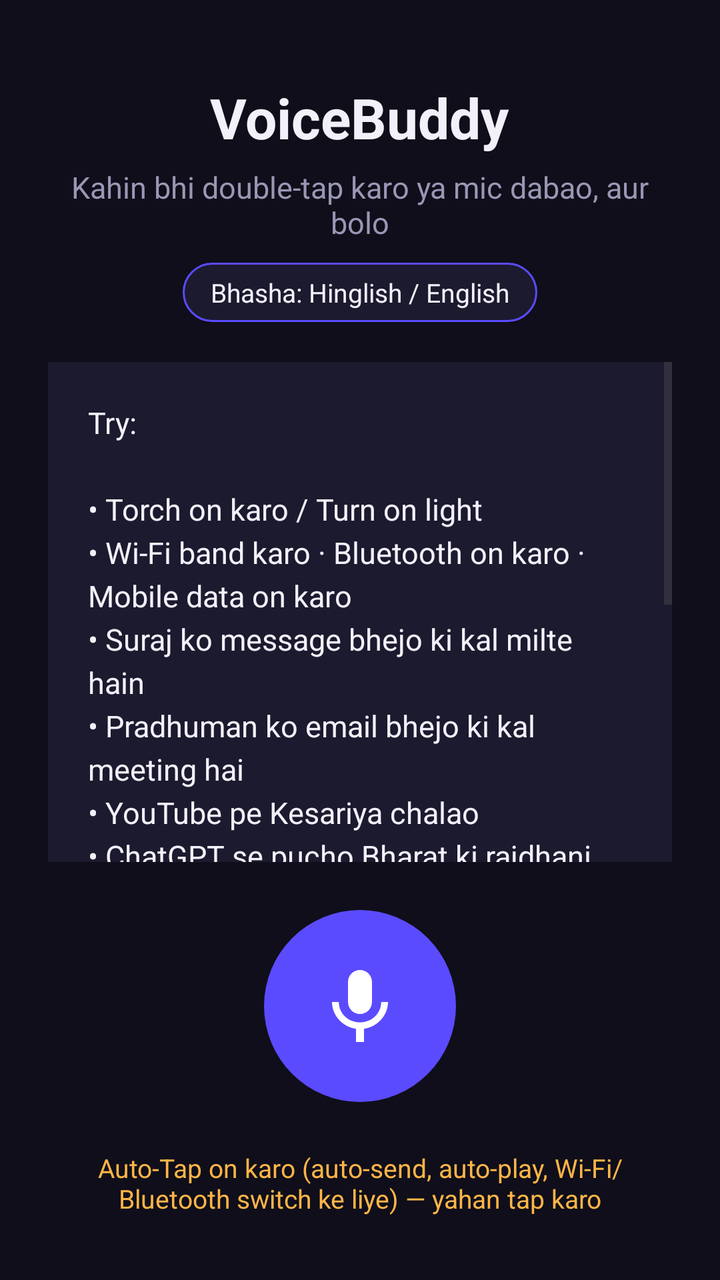
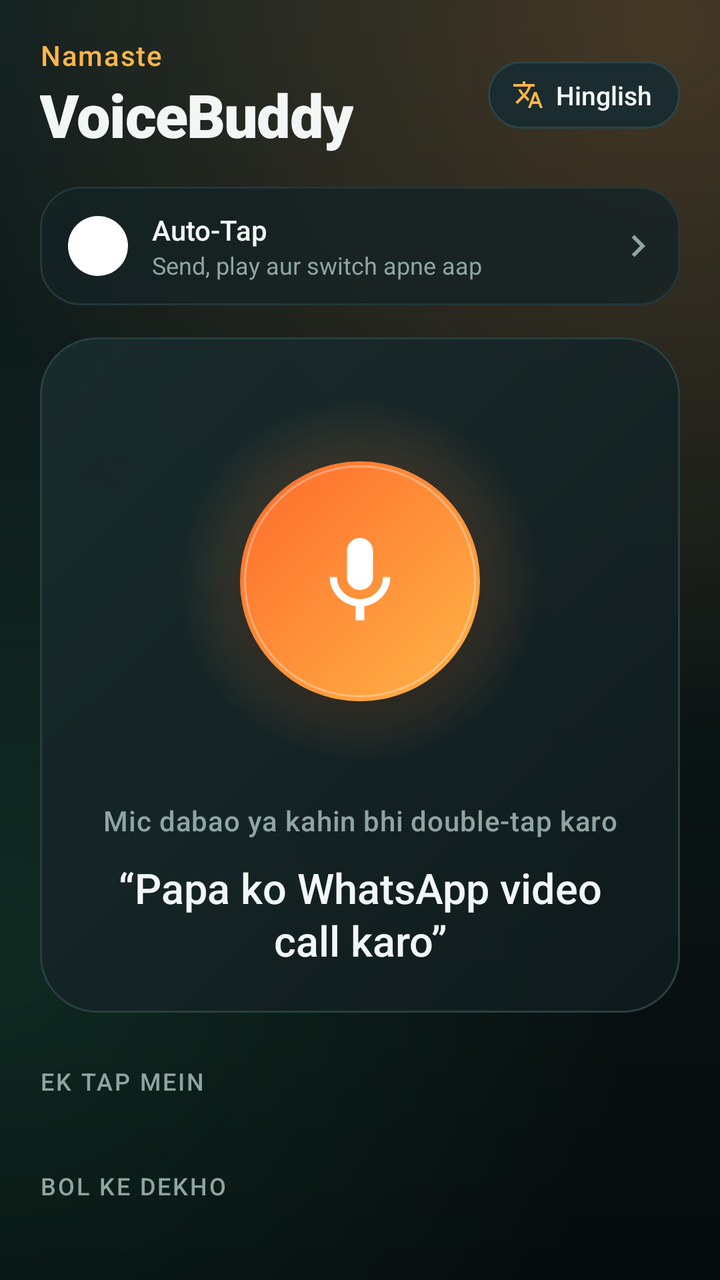

Two renders of the same Android screen: before a commit and after it. Below are the layout's source before the change and the commit's diff.
<!-- AndroidManifest.xml: application theme Theme.VoiceBuddy -->
<!-- res/layout/activity_main.xml -->
<?xml version="1.0" encoding="utf-8"?>
<LinearLayout xmlns:android="http://schemas.android.com/apk/res/android"
    android:layout_width="match_parent"
    android:layout_height="match_parent"
    android:gravity="center_horizontal"
    android:orientation="vertical"
    android:padding="24dp">

    <TextView
        android:layout_width="wrap_content"
        android:layout_height="wrap_content"
        android:layout_marginTop="16dp"
        android:text="VoiceBuddy"
        android:textColor="@color/text"
        android:textSize="28sp"
        android:textStyle="bold" />

    <TextView
        android:id="@+id/statusText"
        android:layout_width="match_parent"
        android:layout_height="wrap_content"
        android:layout_marginTop="6dp"
        android:gravity="center"
        android:text="Kahin bhi double-tap karo ya mic dabao, aur bolo"
        android:textColor="@color/muted"
        android:textSize="15sp" />

    <TextView
        android:id="@+id/langToggle"
        android:layout_width="wrap_content"
        android:layout_height="wrap_content"
        android:layout_marginTop="10dp"
        android:background="@drawable/lang_chip"
        android:paddingHorizontal="14dp"
        android:paddingVertical="6dp"
        android:text="Bhasha: Hinglish / English"
        android:textColor="@color/text"
        android:textSize="13sp" />

    <ScrollView
        android:layout_width="match_parent"
        android:layout_height="0dp"
        android:layout_marginTop="20dp"
        android:layout_weight="1"
        android:background="@color/card">

        <TextView
            android:id="@+id/heardText"
            android:layout_width="match_parent"
            android:layout_height="wrap_content"
            android:lineSpacingExtra="4dp"
            android:padding="20dp"
            android:text="Try:\n\n• Torch on karo / Turn on light\n• Wi-Fi band karo · Bluetooth on karo · Mobile data on karo\n• Suraj ko message bhejo ki kal milte hain\n• Pradhuman ko email bhejo ki kal meeting hai\n• YouTube pe Kesariya chalao\n• ChatGPT se pucho Bharat ki rajdhani kya hai\n• Instagram pe search karo Virat Kohli\n• Papa ko SIM 2 se call karo\n• Papa ko WhatsApp video call karo\n• Inside any app: Like dabao · Type hello · Scroll down\n• Volume badhao · Screenshot lo · Phone lock karo\n\nSpelling galat ho to bhi chalega: chart gpt, watsapp, pradhaman…"
            android:textColor="@color/text"
            android:textSize="15sp" />
    </ScrollView>

    <ImageButton
        android:id="@+id/micButton"
        android:layout_width="96dp"
        android:layout_height="96dp"
        android:layout_marginTop="24dp"
        android:background="@drawable/mic_button"
        android:contentDescription="Speak"
        android:scaleType="centerInside"
        android:src="@drawable/ic_mic" />

    <TextView
        android:id="@+id/autoTapHint"
        android:layout_width="match_parent"
        android:layout_height="wrap_content"
        android:layout_marginTop="16dp"
        android:gravity="center"
        android:padding="8dp"
        android:text="Auto-Tap on karo (auto-send, auto-play, Wi-Fi/Bluetooth switch ke liye) — yahan tap karo"
        android:textColor="#FFB547"
        android:textSize="13sp" />
</LinearLayout>
<!-- resources referenced by this layout -->
<resources>
  <color name="card">#1C1A2E</color>
  <color name="muted">#9A97B5</color>
  <color name="text">#F2F1FA</color>
  <!-- drawable ic_mic (drawable) -->
  <vector xmlns:android="http://schemas.android.com/apk/res/android"
      android:width="48dp" android:height="48dp"
      android:viewportWidth="24" android:viewportHeight="24">
      <path android:fillColor="#5B4BFF"
          android:pathData="M12,1a11,11 0,1 0,0.001 0z" />
      <path android:fillColor="#FFFFFF"
          android:pathData="M12,14c1.66,0 3,-1.34 3,-3V6c0,-1.66 -1.34,-3 -3,-3S9,4.34 9,6v5c0,1.66 1.34,3 3,3zM17.3,11c0,3 -2.54,5.1 -5.3,5.1S6.7,14 6.7,11H5c0,3.41 2.72,6.23 6,6.72V21h2v-3.28c3.28,-0.48 6,-3.3 6,-6.72h-1.7z" />
  </vector>
  <!-- drawable lang_chip (drawable) -->
  <shape xmlns:android="http://schemas.android.com/apk/res/android" android:shape="rectangle">
      <corners android:radius="999dp" />
      <stroke android:width="1dp" android:color="#5B4BFF" />
      <solid android:color="@color/card" />
  </shape>
  <!-- drawable mic_button (drawable) -->
  <shape xmlns:android="http://schemas.android.com/apk/res/android" android:shape="oval">
      <solid android:color="#5B4BFF" />
  </shape>
  <style name="Theme.VoiceBuddy" parent="Theme.Material3.DayNight.NoActionBar">
          <item name="colorPrimary">#5B4BFF</item>
          <item name="android:statusBarColor">#0F0E1A</item>
          <item name="android:windowBackground">@color/bg</item>
      </style>
  <color name="bg">#0F0E1A</color>
</resources>

<!-- the commit's change to res/layout/activity_main.xml (unified diff, before → after) -->
@@ -1,78 +1,344 @@
 <?xml version="1.0" encoding="utf-8"?>
-<LinearLayout xmlns:android="http://schemas.android.com/apk/res/android"
+<ScrollView xmlns:android="http://schemas.android.com/apk/res/android"
+    android:id="@+id/scroll"
     android:layout_width="match_parent"
     android:layout_height="match_parent"
-    android:gravity="center_horizontal"
-    android:orientation="vertical"
-    android:padding="24dp">
-
-    <TextView
-        android:layout_width="wrap_content"
-        android:layout_height="wrap_content"
-        android:layout_marginTop="16dp"
-        android:text="VoiceBuddy"
-        android:textColor="@color/text"
-        android:textSize="28sp"
-        android:textStyle="bold" />
-
-    <TextView
-        android:id="@+id/statusText"
+    android:fillViewport="true"
+    android:overScrollMode="never"
+    android:scrollbars="none">
+
+    <LinearLayout
         android:layout_width="match_parent"
         android:layout_height="wrap_content"
-        android:layout_marginTop="6dp"
-        android:gravity="center"
-        android:text="Kahin bhi double-tap karo ya mic dabao, aur bolo"
-        android:textColor="@color/muted"
-        android:textSize="15sp" />
-
-    <TextView
-        android:id="@+id/langToggle"
-        android:layout_width="wrap_content"
-        android:layout_height="wrap_content"
-        android:layout_marginTop="10dp"
-        android:background="@drawable/lang_chip"
-        android:paddingHorizontal="14dp"
-        android:paddingVertical="6dp"
-        android:text="Bhasha: Hinglish / English"
-        android:textColor="@color/text"
-        android:textSize="13sp" />
-
-    <ScrollView
-        android:layout_width="match_parent"
-        android:layout_height="0dp"
-        android:layout_marginTop="20dp"
-        android:layout_weight="1"
-        android:background="@color/card">
-
+        android:orientation="vertical"
+        android:paddingStart="20dp"
+        android:paddingTop="18dp"
+        android:paddingEnd="20dp"
+        android:paddingBottom="32dp">
+
+        
+        <LinearLayout
+            android:layout_width="match_parent"
+            android:layout_height="wrap_content"
+            android:gravity="center_vertical"
+            android:orientation="horizontal">
+
+            <LinearLayout
+                android:layout_width="0dp"
+                android:layout_height="wrap_content"
+                android:layout_weight="1"
+                android:orientation="vertical">
+
+                <TextView
+                    android:id="@+id/greetingText"
+                    android:layout_width="wrap_content"
+                    android:layout_height="wrap_content"
+                    android:fontFamily="sans-serif-medium"
+                    android:letterSpacing="0.04"
+                    android:text="Namaste"
+                    android:textColor="@color/marigold"
+                    android:textSize="14sp" />
+
+                <TextView
+                    android:layout_width="wrap_content"
+                    android:layout_height="wrap_content"
+                    android:fontFamily="sans-serif-black"
+                    android:letterSpacing="-0.02"
+                    android:text="VoiceBuddy"
+                    android:textColor="@color/text"
+                    android:textSize="30sp" />
+            </LinearLayout>
+
+            <LinearLayout
+                android:id="@+id/langToggle"
+                android:layout_width="wrap_content"
+                android:layout_height="wrap_content"
+                android:background="@drawable/chip"
+                android:foreground="?android:attr/selectableItemBackgroundBorderless"
+                android:gravity="center_vertical"
+                android:orientation="horizontal"
+                android:paddingStart="12dp"
+                android:paddingTop="8dp"
+                android:paddingEnd="14dp"
+                android:paddingBottom="8dp">
+
+                <ImageView
+                    android:layout_width="16dp"
+                    android:layout_height="16dp"
+                    android:importantForAccessibility="no"
+                    android:src="@drawable/ic_translate"
+                    android:tint="@color/marigold" />
+
+                <TextView
+                    android:id="@+id/langText"
+                    android:layout_width="wrap_content"
+                    android:layout_height="wrap_content"
+                    android:layout_marginStart="6dp"
+                    android:fontFamily="sans-serif-medium"
+                    android:text="Hinglish"
+                    android:textColor="@color/text"
+                    android:textSize="13sp" />
+            </LinearLayout>
+        </LinearLayout>
+
+        
+        <LinearLayout
+            android:id="@+id/autoTapHint"
+            android:layout_width="match_parent"
+            android:layout_height="wrap_content"
+            android:layout_marginTop="16dp"
+            android:background="@drawable/card_surface"
+            android:foreground="?android:attr/selectableItemBackground"
+            android:gravity="center_vertical"
+            android:orientation="horizontal"
+            android:paddingStart="14dp"
+            android:paddingTop="12dp"
+            android:paddingEnd="10dp"
+            android:paddingBottom="12dp">
+
+            <ImageView
+                android:id="@+id/autoTapIcon"
+                android:layout_width="30dp"
+                android:layout_height="30dp"
+                android:background="@drawable/tile_icon_bg"
+                android:importantForAccessibility="no"
+                android:padding="6dp"
+                android:src="@drawable/ic_bolt" />
+
+            <LinearLayout
+                android:layout_width="0dp"
+                android:layout_height="wrap_content"
+                android:layout_marginStart="12dp"
+                android:layout_weight="1"
+                android:orientation="vertical">
+
+                <TextView
+                    android:id="@+id/autoTapTitle"
+                    android:layout_width="wrap_content"
+                    android:layout_height="wrap_content"
+                    android:fontFamily="sans-serif-medium"
+                    android:text="Auto-Tap"
+                    android:textColor="@color/text"
+                    android:textSize="14sp" />
+
+                <TextView
+                    android:id="@+id/autoTapText"
+                    android:layout_width="wrap_content"
+                    android:layout_height="wrap_content"
+                    android:text="Send, play aur switch apne aap"
+                    android:textColor="@color/muted"
+                    android:textSize="12sp" />
+            </LinearLayout>
+
+            <ImageView
+                android:id="@+id/autoTapChevron"
+                android:layout_width="22dp"
+                android:layout_height="22dp"
+                android:importantForAccessibility="no"
+                android:src="@drawable/ic_chevron"
+                android:tint="@color/muted" />
+        </LinearLayout>
+
+        
+        <LinearLayout
+            android:id="@+id/hero"
+            android:layout_width="match_parent"
+            android:layout_height="wrap_content"
+            android:layout_marginTop="16dp"
+            android:background="@drawable/hero_card"
+            android:gravity="center_horizontal"
+            android:orientation="vertical"
+            android:paddingStart="20dp"
+            android:paddingTop="12dp"
+            android:paddingEnd="20dp"
+            android:paddingBottom="22dp">
+
+            <FrameLayout
+                android:layout_width="220dp"
+                android:layout_height="220dp">
+
+                <View
+                    android:id="@+id/glow"
+                    android:layout_width="200dp"
+                    android:layout_height="200dp"
+                    android:layout_gravity="center"
+                    android:background="@drawable/glow" />
+
+                <View
+                    android:id="@+id/ring1"
+                    android:layout_width="124dp"
+                    android:layout_height="124dp"
+                    android:layout_gravity="center"
+                    android:alpha="0"
+                    android:background="@drawable/ring" />
+
+                <View
+                    android:id="@+id/ring2"
+                    android:layout_width="124dp"
+                    android:layout_height="124dp"
+                    android:layout_gravity="center"
+                    android:alpha="0"
+                    android:background="@drawable/ring" />
+
+                <View
+                    android:id="@+id/ring3"
+                    android:layout_width="124dp"
+                    android:layout_height="124dp"
+                    android:layout_gravity="center"
+                    android:alpha="0"
+                    android:background="@drawable/ring" />
+
+                <ImageButton
+                    android:id="@+id/micButton"
+                    android:layout_width="120dp"
+                    android:layout_height="120dp"
+                    android:layout_gravity="center"
+                    android:background="@drawable/mic_orb"
+                    android:contentDescription="Bolne ke liye dabaiye"
+                    android:elevation="10dp"
+                    android:foreground="?android:attr/selectableItemBackgroundBorderless"
+                    android:padding="34dp"
+                    android:scaleType="fitCenter"
+                    android:src="@drawable/ic_mic_white" />
+            </FrameLayout>
+
+            <TextView
+                android:id="@+id/statusText"
+                android:layout_width="match_parent"
+                android:layout_height="wrap_content"
+                android:fontFamily="sans-serif-medium"
+                android:gravity="center"
+                android:letterSpacing="0.02"
+                android:text="Mic dabao ya kahin bhi double-tap karo"
+                android:textColor="@color/muted"
+                android:textSize="14sp" />
+
+            <TextView
+                android:id="@+id/heardText"
+                android:layout_width="match_parent"
+                android:layout_height="wrap_content"
+                android:layout_marginTop="10dp"
+                android:fontFamily="sans-serif-medium"
+                android:gravity="center"
+                android:lineSpacingExtra="2dp"
+                android:text="“Papa ko WhatsApp video call karo”"
+                android:textColor="@color/text"
+                android:textSize="21sp" />
+
+            <LinearLayout
+                android:id="@+id/replyRow"
+                android:layout_width="match_parent"
+                android:layout_height="wrap_content"
+                android:layout_marginTop="14dp"
+                android:gravity="top"
+                android:orientation="horizontal"
+                android:visibility="gone">
+
+                <ImageView
+                    android:layout_width="28dp"
+                    android:layout_height="28dp"
+                    android:background="@drawable/mic_orb"
+                    android:importantForAccessibility="no"
+                    android:padding="6dp"
+                    android:src="@drawable/ic_sparkle" />
+
+                <TextView
+                    android:id="@+id/replyText"
+                    android:layout_width="0dp"
+                    android:layout_height="wrap_content"
+                    android:layout_marginStart="10dp"
+                    android:layout_weight="1"
+                    android:background="@drawable/reply_bubble"
+                    android:paddingStart="14dp"
+                    android:paddingTop="10dp"
+                    android:paddingEnd="14dp"
+                    android:paddingBottom="10dp"
+                    android:textColor="@color/text"
+                    android:textSize="15sp" />
+            </LinearLayout>
+        </LinearLayout>
+
+        
         <TextView
-            android:id="@+id/heardText"
-            android:layout_width="match_parent"
-            android:layout_height="wrap_content"
-            android:lineSpacingExtra="4dp"
-            android:padding="20dp"
-            android:text="Try:\n\n• Torch on karo / Turn on light\n• Wi-Fi band karo · Bluetooth on karo · Mobile data on karo\n• Suraj ko message bhejo ki kal milte hain\n• Pradhuman ko email bhejo ki kal meeting hai\n• YouTube pe Kesariya chalao\n• ChatGPT se pucho Bharat ki rajdhani kya hai\n• Instagram pe search karo Virat Kohli\n• Papa ko SIM 2 se call karo\n• Papa ko WhatsApp video call karo\n• Inside any app: Like dabao · Type hello · Scroll down\n• Volume badhao · Screenshot lo · Phone lock karo\n\nSpelling galat ho to bhi chalega: chart gpt, watsapp, pradhaman…"
-            android:textColor="@color/text"
-            android:textSize="15sp" />
-    </ScrollView>
-
-    <ImageButton
-        android:id="@+id/micButton"
-        android:layout_width="96dp"
-        android:layout_height="96dp"
-        android:layout_marginTop="24dp"
-        android:background="@drawable/mic_button"
-        android:contentDescription="Speak"
-        android:scaleType="centerInside"
-        android:src="@drawable/ic_mic" />
-
-    <TextView
-        android:id="@+id/autoTapHint"
-        android:layout_width="match_parent"
-        android:layout_height="wrap_content"
-        android:layout_marginTop="16dp"
-        android:gravity="center"
-        android:padding="8dp"
-        android:text="Auto-Tap on karo (auto-send, auto-play, Wi-Fi/Bluetooth switch ke liye) — yahan tap karo"
-        android:textColor="#FFB547"
-        android:textSize="13sp" />
-</LinearLayout>
+            android:layout_width="wrap_content"
+            android:layout_height="wrap_content"
+            android:layout_marginTop="26dp"
+            android:fontFamily="sans-serif-medium"
+            android:letterSpacing="0.08"
+            android:text="EK TAP MEIN"
+            android:textColor="@color/muted"
+            android:textSize="12sp" />
+
+        <GridLayout
+            android:id="@+id/quickGrid"
+            android:layout_width="match_parent"
+            android:layout_height="wrap_content"
+            android:layout_marginTop="12dp"
+            android:columnCount="4" />
+
+        
+        <TextView
+            android:layout_width="wrap_content"
+            android:layout_height="wrap_content"
+            android:layout_marginTop="24dp"
+            android:fontFamily="sans-serif-medium"
+            android:letterSpacing="0.08"
+            android:text="BOL KE DEKHO"
+            android:textColor="@color/muted"
+            android:textSize="12sp" />
+
+        <HorizontalScrollView
+            android:layout_width="match_parent"
+            android:layout_height="wrap_content"
+            android:layout_marginStart="-20dp"
+            android:layout_marginTop="12dp"
+            android:layout_marginEnd="-20dp"
+            android:clipToPadding="false"
+            android:overScrollMode="never"
+            android:paddingStart="20dp"
+            android:paddingEnd="20dp"
+            android:scrollbars="none">
+
+            <LinearLayout
+                android:id="@+id/suggestionRow"
+                android:layout_width="wrap_content"
+                android:layout_height="wrap_content"
+                android:orientation="horizontal" />
+        </HorizontalScrollView>
+
+        
+        <TextView
+            android:id="@+id/recentTitle"
+            android:layout_width="wrap_content"
+            android:layout_height="wrap_content"
+            android:layout_marginTop="24dp"
+            android:fontFamily="sans-serif-medium"
+            android:letterSpacing="0.08"
+            android:text="PICHLE COMMANDS"
+            android:textColor="@color/muted"
+            android:textSize="12sp"
+            android:visibility="gone" />
+
+        <LinearLayout
+            android:id="@+id/recentList"
+            android:layout_width="match_parent"
+            android:layout_height="wrap_content"
+            android:layout_marginTop="10dp"
+            android:orientation="vertical" />
+
+        
+        <TextView
+            android:layout_width="match_parent"
+            android:layout_height="wrap_content"
+            android:layout_marginTop="22dp"
+            android:background="@drawable/card_surface"
+            android:lineSpacingExtra="3dp"
+            android:paddingStart="16dp"
+            android:paddingTop="14dp"
+            android:paddingEnd="16dp"
+            android:paddingBottom="14dp"
+            android:text="Jaldi bolne ke tareeke\n• Orange “Bolo” icon: seedha sunna shuru\n• Quick Settings mein VoiceBuddy tile\n• Auto-Tap ka floating button: kisi bhi app ke andar se bolo"
+            android:textColor="@color/muted"
+            android:textSize="13sp" />
+    </LinearLayout>
+</ScrollView>
<!-- resource entries referenced after the edit -->
@@ -1,32 +1,121 @@
 <!-- resources referenced by this layout -->
 <resources>
-  <color name="card">#1C1A2E</color>
-  <color name="muted">#9A97B5</color>
-  <color name="text">#F2F1FA</color>
-  <!-- drawable ic_mic (drawable) -->
-  <vector xmlns:android="http://schemas.android.com/apk/res/android"
-      android:width="48dp" android:height="48dp"
-      android:viewportWidth="24" android:viewportHeight="24">
-      <path android:fillColor="#5B4BFF"
-          android:pathData="M12,1a11,11 0,1 0,0.001 0z" />
-      <path android:fillColor="#FFFFFF"
-          android:pathData="M12,14c1.66,0 3,-1.34 3,-3V6c0,-1.66 -1.34,-3 -3,-3S9,4.34 9,6v5c0,1.66 1.34,3 3,3zM17.3,11c0,3 -2.54,5.1 -5.3,5.1S6.7,14 6.7,11H5c0,3.41 2.72,6.23 6,6.72V21h2v-3.28c3.28,-0.48 6,-3.3 6,-6.72h-1.7z" />
-  </vector>
-  <!-- drawable lang_chip (drawable) -->
+  <color name="marigold">#FFFFB547</color>
+  <color name="muted">#FF8EA5A2</color>
+  <color name="text">#FFF2F7F6</color>
+  <!-- drawable card_surface (drawable) -->
+  <shape xmlns:android="http://schemas.android.com/apk/res/android" android:shape="rectangle">
+      <corners android:radius="20dp" />
+      <solid android:color="#CC142224" />
+      <stroke android:width="1dp" android:color="#FF22373A" />
+  </shape>
+  <!-- drawable chip (drawable) -->
   <shape xmlns:android="http://schemas.android.com/apk/res/android" android:shape="rectangle">
       <corners android:radius="999dp" />
-      <stroke android:width="1dp" android:color="#5B4BFF" />
-      <solid android:color="@color/card" />
+      <solid android:color="#FF1A2C2F" />
+      <stroke android:width="1dp" android:color="#FF2B4447" />
   </shape>
-  <!-- drawable mic_button (drawable) -->
+  <!-- drawable glow (drawable) -->
   <shape xmlns:android="http://schemas.android.com/apk/res/android" android:shape="oval">
-      <solid android:color="#5B4BFF" />
+      <gradient android:type="radial" android:gradientRadius="90dp"
+          android:startColor="#66FF8A3D" android:endColor="#00FF8A3D" />
   </shape>
-  <style name="Theme.VoiceBuddy" parent="Theme.Material3.DayNight.NoActionBar">
-          <item name="colorPrimary">#5B4BFF</item>
-          <item name="android:statusBarColor">#0F0E1A</item>
-          <item name="android:windowBackground">@color/bg</item>
+  <!-- drawable hero_card (drawable) -->
+  <shape xmlns:android="http://schemas.android.com/apk/res/android" android:shape="rectangle">
+      <corners android:radius="28dp" />
+      <gradient android:angle="315" android:startColor="#E61A2C2E" android:endColor="#E60F1A1C" />
+      <stroke android:width="1dp" android:color="#FF26403F" />
+  </shape>
+  <!-- drawable ic_bolt (drawable) -->
+  <vector xmlns:android="http://schemas.android.com/apk/res/android"
+      android:width="24dp" android:height="24dp"
+      android:viewportWidth="24" android:viewportHeight="24">
+      <path android:fillColor="#FFFFFFFF"
+          android:pathData="M7,2v11h3v9l7,-12h-4l4,-8z" />
+  </vector>
+  <!-- drawable ic_chevron (drawable) -->
+  <vector xmlns:android="http://schemas.android.com/apk/res/android"
+      android:width="24dp" android:height="24dp"
+      android:viewportWidth="24" android:viewportHeight="24">
+      <path android:fillColor="#FFFFFFFF"
+          android:pathData="M10,6L8.59,7.41 13.17,12l-4.58,4.59L10,18l6,-6z" />
+  </vector>
+  <!-- drawable ic_mic_white (drawable) -->
+  <vector xmlns:android="http://schemas.android.com/apk/res/android"
+      android:width="24dp" android:height="24dp"
+      android:viewportWidth="24" android:viewportHeight="24">
+      <path android:fillColor="#FFFFFFFF"
+          android:pathData="M12,14c1.66,0 3,-1.34 3,-3V5c0,-1.66 -1.34,-3 -3,-3S9,3.34 9,5v6c0,1.66 1.34,3 3,3zM17.3,11c0,3 -2.54,5.1 -5.3,5.1S6.7,14 6.7,11H5c0,3.41 2.72,6.23 6,6.72V21h2v-3.28c3.28,-0.48 6,-3.3 6,-6.72h-1.7z" />
+  </vector>
+  <!-- drawable ic_sparkle (drawable) -->
+  <vector xmlns:android="http://schemas.android.com/apk/res/android"
+      android:width="24dp" android:height="24dp"
+      android:viewportWidth="24" android:viewportHeight="24">
+      <path android:fillColor="#FFFFFFFF"
+          android:pathData="M19,9l1.25,-2.75L23,5l-2.75,-1.25L19,1l-1.25,2.75L15,5l2.75,1.25L19,9zM11.5,9.5L9,4 6.5,9.5 1,12l5.5,2.5L9,20l2.5,-5.5L17,12l-5.5,-2.5zM19,15l-1.25,2.75L15,19l2.75,1.25L19,23l1.25,-2.75L23,19l-2.75,-1.25L19,15z" />
+  </vector>
+  <!-- drawable ic_translate (drawable) -->
+  <vector xmlns:android="http://schemas.android.com/apk/res/android"
+      android:width="24dp" android:height="24dp"
+      android:viewportWidth="24" android:viewportHeight="24">
+      <path android:fillColor="#FFFFFFFF"
+          android:pathData="M12.87,15.07l-2.54,-2.51 0.03,-0.03c1.74,-1.94 2.98,-4.17 3.71,-6.53H17V4h-7V2H8v2H1v1.99h11.17C11.5,7.92 10.44,9.75 9,11.35 8.07,10.32 7.3,9.19 6.69,8h-2c0.73,1.63 1.73,3.17 2.98,4.56l-5.09,5.02L4,19l5,-5 3.11,3.11 0.76,-2.04zM18.5,10h-2L12,22h2l1.12,-3h4.75L21,22h2l-4.5,-12zM15.88,17l1.62,-4.33L19.12,17h-3.24z" />
+  </vector>
+  <!-- drawable mic_orb (drawable) -->
+  <layer-list xmlns:android="http://schemas.android.com/apk/res/android">
+      <item>
+          <shape android:shape="oval">
+              <gradient android:angle="315" android:startColor="#FFFF6A2B" android:endColor="#FFFFB547" />
+          </shape>
+      </item>
+      <item android:bottom="2dp" android:left="2dp" android:right="2dp" android:top="2dp">
+          <shape android:shape="oval">
+              <stroke android:width="1dp" android:color="#55FFFFFF" />
+          </shape>
+      </item>
+  </layer-list>
+  <!-- drawable reply_bubble (drawable) -->
+  <shape xmlns:android="http://schemas.android.com/apk/res/android" android:shape="rectangle">
+      <corners android:radius="18dp" android:topLeftRadius="6dp" />
+      <solid android:color="#FF203538" />
+  </shape>
+  <!-- drawable ring (drawable) -->
+  <shape xmlns:android="http://schemas.android.com/apk/res/android" android:shape="oval">
+      <stroke android:width="2dp" android:color="#FFFF8A3D" />
+  </shape>
+  <!-- drawable tile_icon_bg (drawable) -->
+  <shape xmlns:android="http://schemas.android.com/apk/res/android" android:shape="rectangle">
+      <corners android:radius="18dp" />
+      <solid android:color="#FFFFFFFF" />
+  </shape>
+  <style name="Theme.VoiceBuddy" parent="Theme.Material3.Dark.NoActionBar">
+          <item name="colorPrimary">@color/accent</item>
+          <item name="colorAccent">@color/accent</item>
+          <item name="android:windowBackground">@drawable/bg_app</item>
+          <item name="android:statusBarColor">#FF10201F</item>
+          <item name="android:navigationBarColor">#FF060B0C</item>
+          <item name="android:windowLightStatusBar">false</item>
       </style>
-  <color name="bg">#0F0E1A</color>
+  <color name="accent">#FFFF8A3D</color>
+  <!-- drawable bg_app (drawable) -->
+  <layer-list xmlns:android="http://schemas.android.com/apk/res/android">
+      <item>
+          <shape android:shape="rectangle">
+              <gradient android:angle="270" android:startColor="#FF10201F" android:endColor="#FF060B0C" />
+          </shape>
+      </item>
+      <item>
+          <shape android:shape="rectangle">
+              <gradient android:type="radial" android:centerX="0.92" android:centerY="0.02"
+                  android:gradientRadius="360dp" android:startColor="#38FF8A3D" android:endColor="#00FF8A3D" />
+          </shape>
+      </item>
+      <item>
+          <shape android:shape="rectangle">
+              <gradient android:type="radial" android:centerX="0.0" android:centerY="0.75"
+                  android:gradientRadius="320dp" android:startColor="#1F3DDC97" android:endColor="#003DDC97" />
+          </shape>
+      </item>
+  </layer-list>
 </resources>
 
